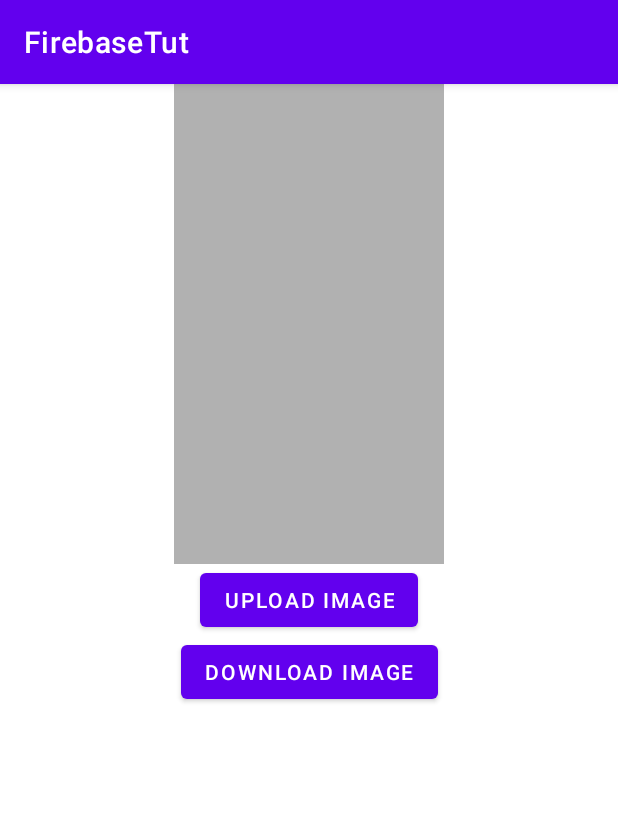
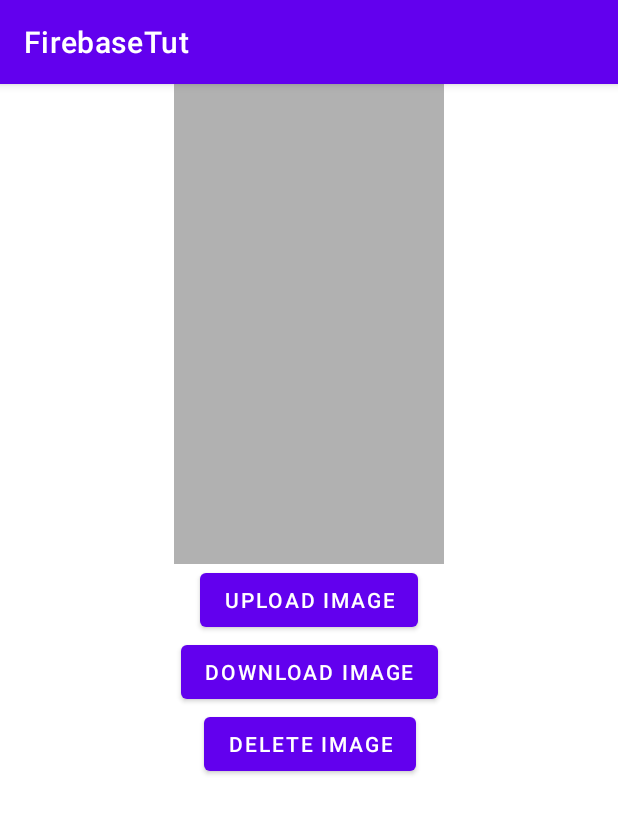
Before and after one commit to shubham3135/AndroidFirebaseTutorial, an Android app: the screen it shows after launch (MainActivity), on a phone screen of 412 x 824 dp. Shown: the top 814 px of the screen. Run offline under Robolectric (Android 15) with nearby library versions, the phone set to English and light mode, and no system bars; our stand-ins replace Firebase (no records; nobody signed in at launch, a user with empty details on screens opened directly).

Commit message:
Firebase storage delete image

```diff
--- a/app/src/main/res/layout/activity_main.xml
+++ b/app/src/main/res/layout/activity_main.xml
@@ -32,4 +32,12 @@
         app:layout_constraintEnd_toEndOf="@+id/btnUploadImage"
         app:layout_constraintStart_toStartOf="@+id/btnUploadImage"
         app:layout_constraintTop_toBottomOf="@+id/btnUploadImage" />
+    <Button
+        android:id="@+id/btnDeleteImage"
+        android:layout_width="wrap_content"
+        android:layout_height="wrap_content"
+        android:text="Delete Image"
+        app:layout_constraintEnd_toEndOf="@+id/btnDownloadImage"
+        app:layout_constraintStart_toStartOf="@+id/btnDownloadImage"
+        app:layout_constraintTop_toBottomOf="@+id/btnDownloadImage" />
 </androidx.constraintlayout.widget.ConstraintLayout>
```
Also changed, not shown: app/src/main/java/com/shubhamkumarwinner/firebasetut/MainActivity.kt (+19 -0 lines).
